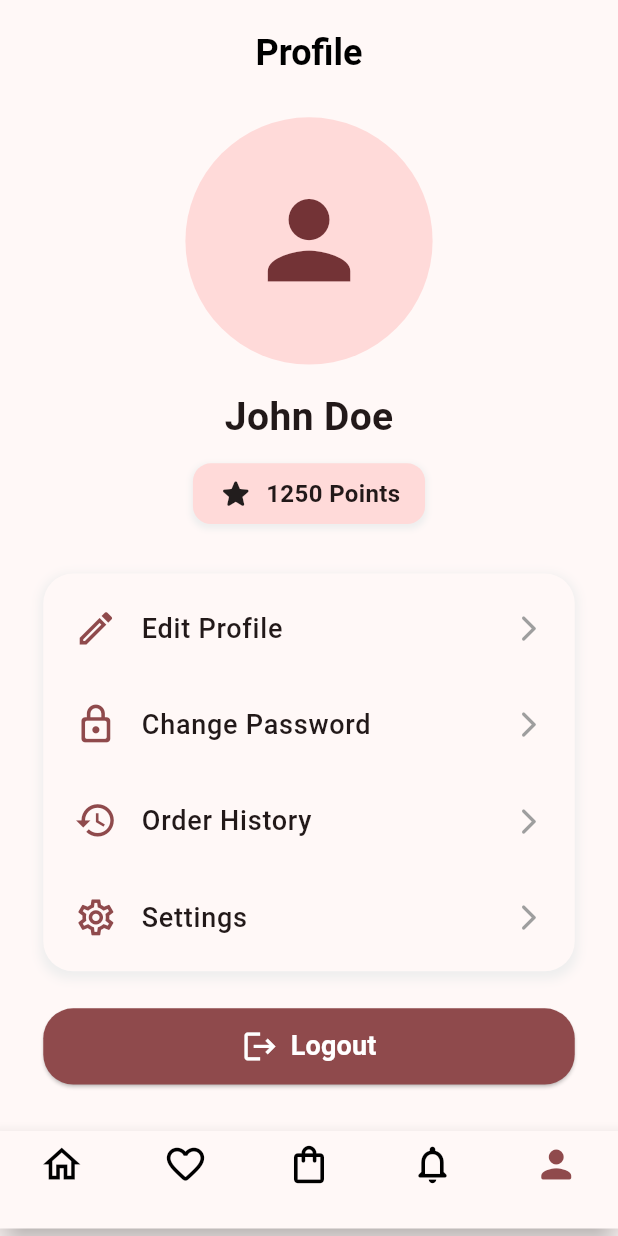
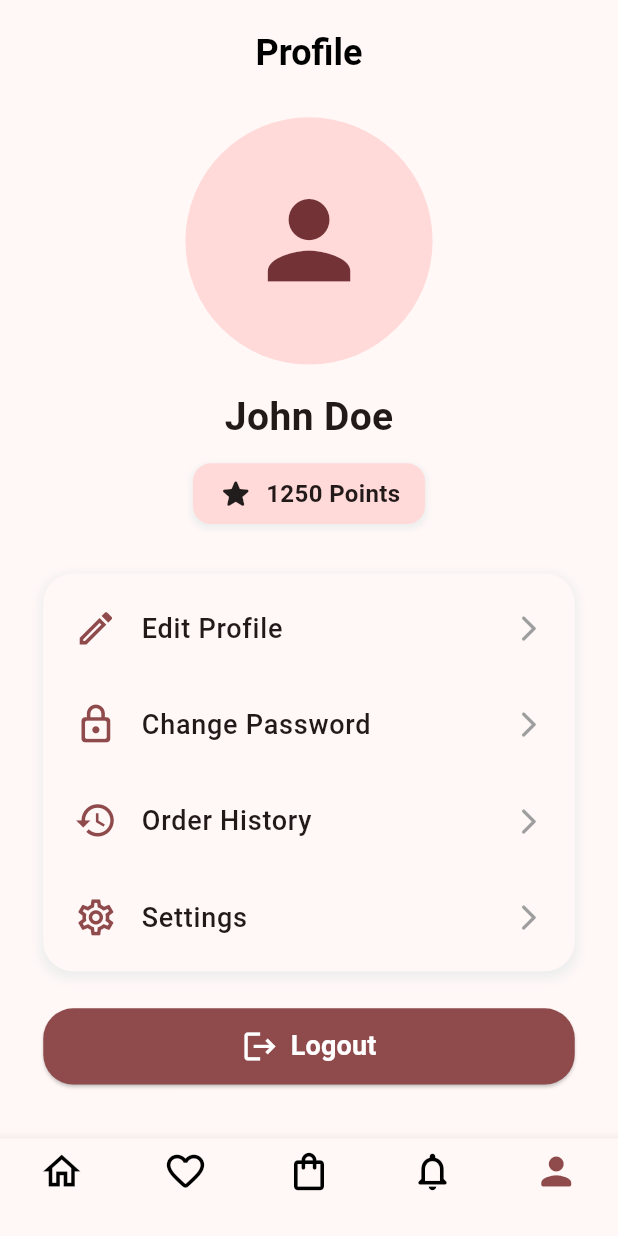
Before and after one commit to iSeFz/ELEVATE-Mobile, a Flutter app: the MainPage screen opened directly, on a phone screen of 412 x 824 dp. Run offline on Flutter 3.47's test engine with Material 3 defaults, Android fonts, the light colour scheme and no system bars; our stand-ins replace firebase_auth, firebase_core, flutter_bloc, google_sign_in; accounts and stored records are empty.

Commit message:
Added the apiBaseURL to the app constants Removed the padding from the main page Updated some files related to the dependencies Fixed imports to match the latest naming convension

```diff
--- a/elevate/lib/constants/app_constants.dart
+++ b/elevate/lib/constants/app_constants.dart
@@ -1,2 +1,3 @@
 const String testAuthHeader = 'X-Test-Auth';
 const String testAuthValue = 'shawkyebrahim2514';
+const String apiBaseURL = "https://elevate-gp.vercel.app/api";
--- a/elevate/lib/main.dart
+++ b/elevate/lib/main.dart
@@ -1,11 +1,9 @@
-import 'package:elevate/screens/Product_Details_Page.dart';
-import 'package:elevate/screens/Reviews.dart';
-import 'package:elevate/utils/Size_Config.dart';
 import 'package:flutter/material.dart';
 import 'screens/splash_screen.dart';
 import 'package:firebase_core/firebase_core.dart';
 import 'package:flutter_bloc/flutter_bloc.dart';
 import 'cubits/customer_cubit.dart';
+import 'utils/size_config.dart';
 
 // Main function to start the run
 void main() async {
@@ -28,7 +26,7 @@ class MyApp extends StatelessWidget {
         theme: ThemeData(
           colorScheme: ColorScheme.fromSeed(seedColor: Color(0xFFA51930)),
         ),
-        home:  ProductDetails(),
+        home:  SplashScreen(),
         debugShowCheckedModeBanner: false,
       ),
     );
--- a/elevate/lib/utils/main_page.dart
+++ b/elevate/lib/utils/main_page.dart
@@ -38,10 +38,7 @@ class _MainPageState extends State<MainPage> {
         physics: const NeverScrollableScrollPhysics(),
         children: _pages,
       ),
-      bottomNavigationBar: Padding(
-        // Added Padding widget
-        padding: const EdgeInsets.only(bottom: 5), // Added bottom padding
-        child: BottomNavigationBar(
+      bottomNavigationBar: BottomNavigationBar(
         type: BottomNavigationBarType.fixed,
         iconSize: 30,
         items: <BottomNavigationBarItem>[
@@ -90,7 +87,6 @@ class _MainPageState extends State<MainPage> {
         selectedItemColor: Theme.of(context).colorScheme.primary,
         onTap: _onItemTapped,
       ),
-      ),
     );
   }
 }
```
Also changed, not shown: elevate/lib/utils/google_utils.dart (+3 -4 lines), 3 other files. Lines whose indentation alone changed are shown as unchanged.
